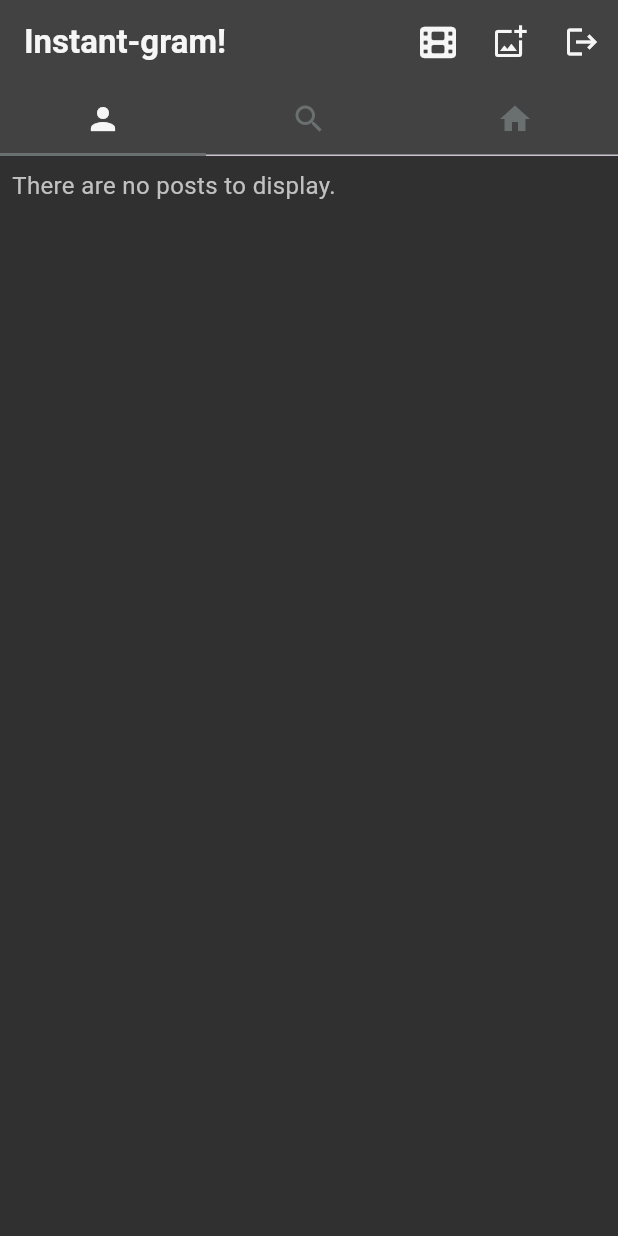
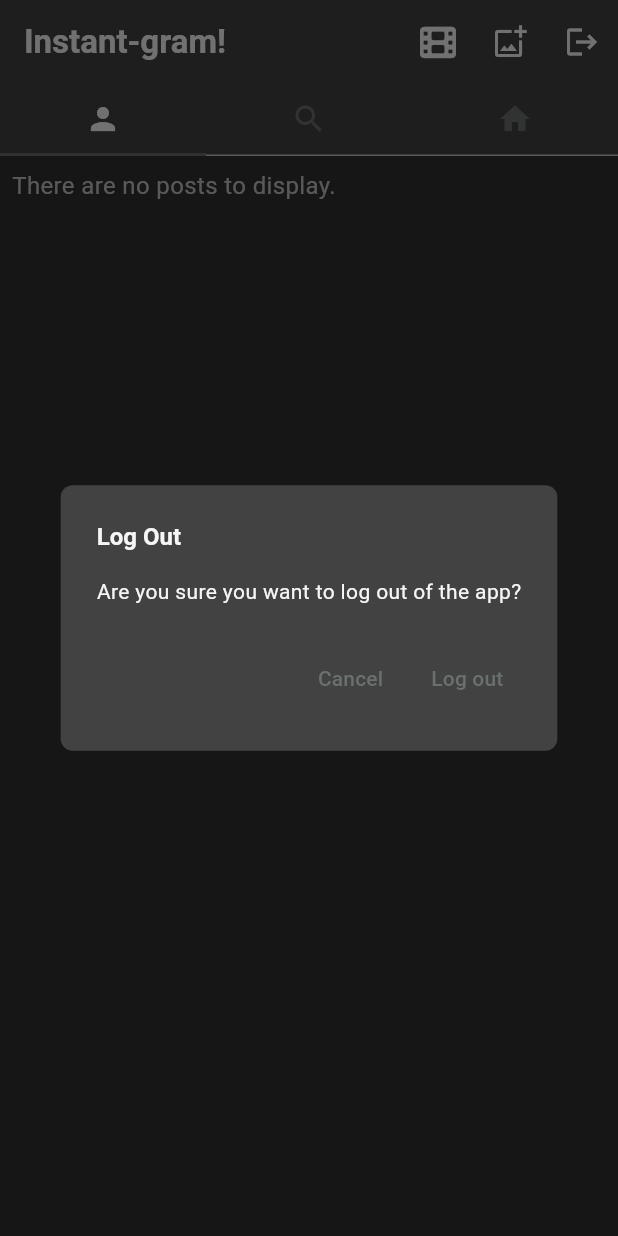
Before and after one commit to Matthaeuz/Indagram, a Flutter app: the HomeScreen screen opened directly, after a tap on the "logout" icon, on a phone screen of 412 x 824 dp. Run offline on Flutter 3.47's test engine with Material 2 defaults, Android fonts, the phone set to English and light mode, and no system bars; our stand-ins replace cloud_firestore, firebase_auth, firebase_core, flutter_riverpod, font_awesome_flutter, google_sign_in and 3 more; missing offline and left inert: video_thumbnail; accounts and stored records are empty.

Commit message:
added logout modal

```diff
--- a/lib/constants.dart
+++ b/lib/constants.dart
@@ -37,4 +37,5 @@ class AppTexts {
       'Nobody has commented on this post yet. You can change that though, and be the first person who comments!';
   static const deleteCommentText =
       'Are you sure you want to delete this comment?';
+  static const logOutText = 'Are you sure you want to log out of the app?';
 }
--- a/lib/views/screens/home_screen.dart
+++ b/lib/views/screens/home_screen.dart
@@ -1,16 +1,15 @@
-import 'package:cloud_firestore/cloud_firestore.dart';
 import 'package:flutter/material.dart';
 import 'package:font_awesome_flutter/font_awesome_flutter.dart';
 import 'package:image_picker/image_picker.dart';
 import 'package:indagram/constants.dart';
 // import 'package:indagram/state/helpers/post_helpers.dart';
-import 'package:indagram/state/models/post.dart';
 import 'package:indagram/views/screens/new_post_screen.dart';
 import 'package:indagram/views/tabs/home_tab.dart';
 import 'package:indagram/views/tabs/search_tab.dart';
 import 'package:indagram/views/tabs/user_tab.dart';
 
 import 'package:flutter_riverpod/flutter_riverpod.dart';
+import 'package:indagram/views/widgets/custom_dialog.dart';
 
 final imageProvider = Provider<List<String>>((ref) => []);
 
@@ -27,8 +26,20 @@ class HomeScreen extends ConsumerStatefulWidget {
 final picker = ImagePicker();
 
 class _HomeScreenState extends ConsumerState<HomeScreen> {
-  // temporary state management
-  List<Post> userPosts = [];
+  Future<dynamic> displayLogOutDialog(BuildContext context) async {
+    return showDialog(
+      context: context,
+      barrierDismissible: false,
+      builder: (BuildContext context) {
+        return CustomDialog(
+          title: 'Log Out',
+          subtitle: AppTexts.logOutText,
+          action: 'Log out',
+          onSubmit: () {},
+        );
+      },
+    );
+  }
 
   @override
   Widget build(BuildContext context) {
@@ -123,7 +134,9 @@ class _HomeScreenState extends ConsumerState<HomeScreen> {
               ),
             ),
             IconButton(
-              onPressed: () {},
+              onPressed: () {
+                displayLogOutDialog(context);
+              },
               icon: const FaIcon(
                 Icons.logout,
                 color: AppColors.appBarFgColor,
@@ -145,8 +158,8 @@ class _HomeScreenState extends ConsumerState<HomeScreen> {
         body: TabBarView(
           children: [
             UserTab(), // not sure if we add const since it is a consumer widget
-            SearchTab(posts: userPosts),
-            HomeTab(posts: userPosts),
+            SearchTab(),
+            HomeTab(),
           ],
         ),
       ),
--- a/lib/views/tabs/home_tab.dart
+++ b/lib/views/tabs/home_tab.dart
@@ -1,11 +1,8 @@
 import 'package:flutter/material.dart';
 import 'package:indagram/constants.dart';
-import 'package:indagram/state/models/post.dart';
 
 class HomeTab extends StatelessWidget {
-  const HomeTab({super.key, required this.posts});
-
-  final List<Post> posts;
+  const HomeTab({super.key});
 
   @override
   Widget build(BuildContext context) {
--- a/lib/views/tabs/search_tab.dart
+++ b/lib/views/tabs/search_tab.dart
@@ -1,11 +1,8 @@
 import 'package:flutter/material.dart';
 import 'package:indagram/constants.dart';
-import 'package:indagram/state/models/post.dart';
 
 class SearchTab extends StatelessWidget {
-  const SearchTab({super.key, required this.posts});
-
-  final List<Post> posts;
+  const SearchTab({super.key});
 
   @override
   Widget build(BuildContext context) {
```
